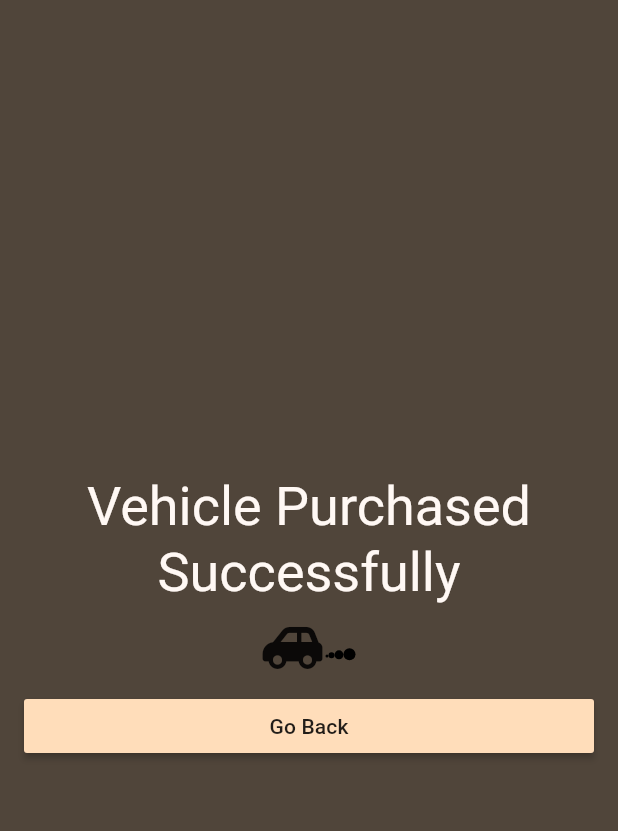
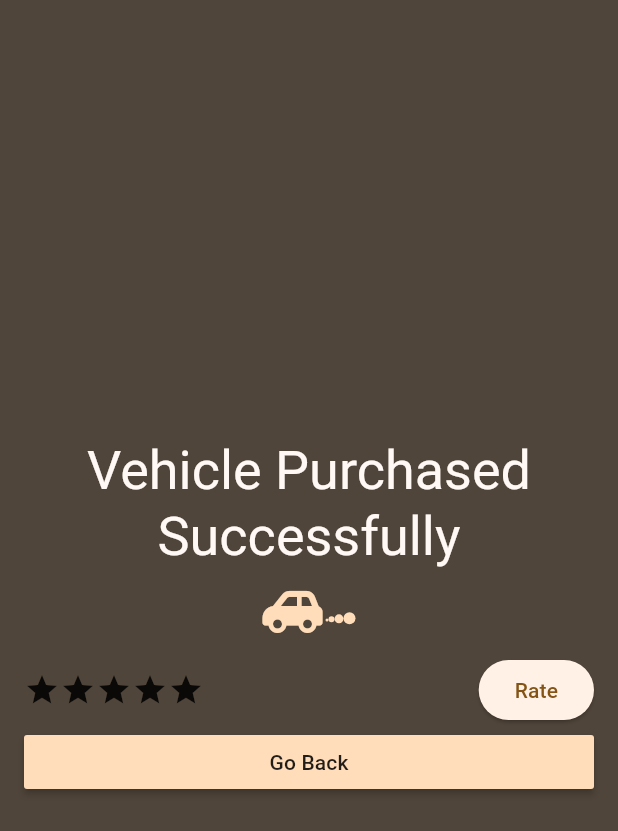
Before and after one commit to CoderNamedHendrick/car_dealership, a Flutter app: the PurchaseSuccessPage screen opened directly, on a phone screen of 412 x 824 dp. Shown: the top 831 px of the screen. Run offline on Flutter 3.47's test engine with Material 2 defaults, Android fonts, the phone set to English and light mode, and no system bars; our stand-ins replace easy_debounce, either_dart, equatable, flutter_riverpod, font_awesome_flutter, image_picker and 1 more.

Commit message:
features completed

```diff
--- a/lib/presentation/core/widgets/car_loader.dart
+++ b/lib/presentation/core/widgets/car_loader.dart
@@ -2,12 +2,15 @@ import 'package:car_dealership/presentation/splash/widgets/splash_loader.dart';
 import 'package:flutter/material.dart';
 
 class CarLoader extends StatelessWidget {
-  const CarLoader({Key? key}) : super(key: key);
+  const CarLoader({Key? key, Color? customColor})
+      : _color = customColor,
+        super(key: key);
+  final Color? _color;
 
   @override
   Widget build(BuildContext context) {
-    return const RepaintBoundary(
-      child: SizedBox(width: 150, child: SplashLoader()),
+    return RepaintBoundary(
+      child: SizedBox(width: 150, child: SplashLoader(color: _color)),
     );
   }
 }
--- a/lib/presentation/main/checkout/widgets/purchase_success_screen.dart
+++ b/lib/presentation/main/checkout/widgets/purchase_success_screen.dart
@@ -1,6 +1,9 @@
+import 'package:car_dealership/application/application.dart';
 import 'package:car_dealership/presentation/core/common.dart';
 import 'package:car_dealership/presentation/core/widgets/car_loader.dart';
+import 'package:flutter/cupertino.dart';
 import 'package:flutter/material.dart';
+import 'package:flutter_riverpod/flutter_riverpod.dart';
 
 class PurchaseSuccessPage extends StatelessWidget {
   const PurchaseSuccessPage({Key? key}) : super(key: key);
@@ -24,8 +27,9 @@ class PurchaseSuccessPage extends StatelessWidget {
               ),
               Padding(
                 padding: EdgeInsets.symmetric(vertical: Constants.verticalGutter.height!),
-                child: const CarLoader(),
+                child: CarLoader(customColor: Theme.of(context).colorScheme.primaryContainer),
               ),
+              const Rating(),
               MaterialButton(
                 onPressed: Navigator.of(context).pop,
                 color: Theme.of(context).colorScheme.primaryContainer,
@@ -38,3 +42,59 @@ class PurchaseSuccessPage extends StatelessWidget {
     );
   }
 }
+
+class Rating extends StatefulWidget {
+  const Rating({Key? key}) : super(key: key);
+
+  @override
+  State<Rating> createState() => _RatingState();
+}
+
+class _RatingState extends State<Rating> {
+  int rating = 0;
+
+  @override
+  Widget build(BuildContext context) {
+    return Consumer(builder: (_, ref, __) {
+      ref.listen(listingUiStateNotifierProvider.select((value) => value.purchaseRatingUiState), (previous, next) {
+        if (next.currentState == ViewState.success) {
+          ScaffoldMessenger.of(context).showSnackBar(const SnackBar(
+            content: Text('Car rated successfully'),
+            backgroundColor: Colors.green,
+            duration: Constants.snackBarDur,
+          ));
+        }
+      });
+      final ratePurchaseUiState =
+          ref.watch(listingUiStateNotifierProvider.select((value) => value.purchaseRatingUiState));
+      return IgnorePointer(
+        ignoring: ratePurchaseUiState.currentState == ViewState.loading,
+        child: Row(
+          mainAxisAlignment: MainAxisAlignment.spaceBetween,
+          children: [
+            RepaintBoundary(
+              child: Wrap(
+                children: List.generate(
+                  5,
+                  (index) => GestureDetector(
+                    onTap: () => setState(() => rating = index + 1),
+                    child: Icon(
+                      Icons.star,
+                      color: (index + 1) <= rating ? Colors.yellowAccent.shade400 : null,
+                    ),
+                  ),
+                ),
+              ),
+            ),
+            ElevatedButton(
+              onPressed: () => ref.read(listingUiStateNotifierProvider.notifier).ratePurchase(rating),
+              child: ratePurchaseUiState.currentState == ViewState.loading
+                  ? const CupertinoActivityIndicator()
+                  : const Text('Rate'),
+            ),
+          ],
+        ),
+      );
+    });
+  }
+}
--- a/lib/presentation/main/messages/widgets/ongoing_conversations_tile.dart
+++ b/lib/presentation/main/messages/widgets/ongoing_conversations_tile.dart
@@ -41,7 +41,9 @@ class _OngoingNegotiationsListTileState extends ConsumerState<OngoingNegotiation
         widget.tileOnTap?.call(listing);
       },
       title: Text(seller.name, style: Theme.of(context).textTheme.titleMedium),
-      subtitle: Text(widget._model.chats.last.message, style: Theme.of(context).textTheme.bodySmall),
+      subtitle: widget._model.chats.isEmpty
+          ? null
+          : Text(widget._model.chats.last.message, style: Theme.of(context).textTheme.bodySmall),
       trailing: Column(
         mainAxisAlignment: MainAxisAlignment.center,
         crossAxisAlignment: CrossAxisAlignment.start,
--- a/lib/presentation/splash/widgets/splash_loader.dart
+++ b/lib/presentation/splash/widgets/splash_loader.dart
@@ -3,7 +3,8 @@ import 'package:flutter/material.dart';
 import 'package:font_awesome_flutter/font_awesome_flutter.dart';
 
 class SplashLoader extends StatefulWidget {
-  const SplashLoader({Key? key}) : super(key: key);
+  const SplashLoader({Key? key, this.color}) : super(key: key);
+  final Color? color;
 
   @override
   State<SplashLoader> createState() => _SplashLoaderState();
@@ -18,7 +19,7 @@ class _SplashLoaderState extends State<SplashLoader> with SingleTickerProviderSt
   late final Animation<Offset> _carAnim;
 
   static final scaleTween = Tween<double>(begin: 0, end: 1);
-  static const shapeDecoration = ShapeDecoration(shape: CircleBorder(), color: Colors.black);
+  late final shapeDecoration = ShapeDecoration(shape: const CircleBorder(), color: widget.color ?? Colors.black);
   static final bounceSequence = [
     TweenSequenceItem(tween: Tween<Offset>(begin: Offset.zero, end: const Offset(0, -1)), weight: 30),
     TweenSequenceItem(tween: Tween<Offset>(begin: const Offset(0, -1), end: Offset.zero), weight: 20),
@@ -79,9 +80,10 @@ class _SplashLoaderState extends State<SplashLoader> with SingleTickerProviderSt
         child: Transform(
           transform: Matrix4.rotationY(pi),
           alignment: Alignment.center,
-          child: const FaIcon(
+          child: FaIcon(
             FontAwesomeIcons.carSide,
             size: 32,
+            color: widget.color,
           ),
         ),
         builder: (context, child) {
```
Also changed, not shown: lib/application/listing/listing_ui_notifier_state.dart (+16 -0 lines), lib/application/listing/listing_ui_state.dart (+25 -1 lines), lib/presentation/main/explore/widgets/listing_detail_page_widgets.dart (+14 -4 lines).
